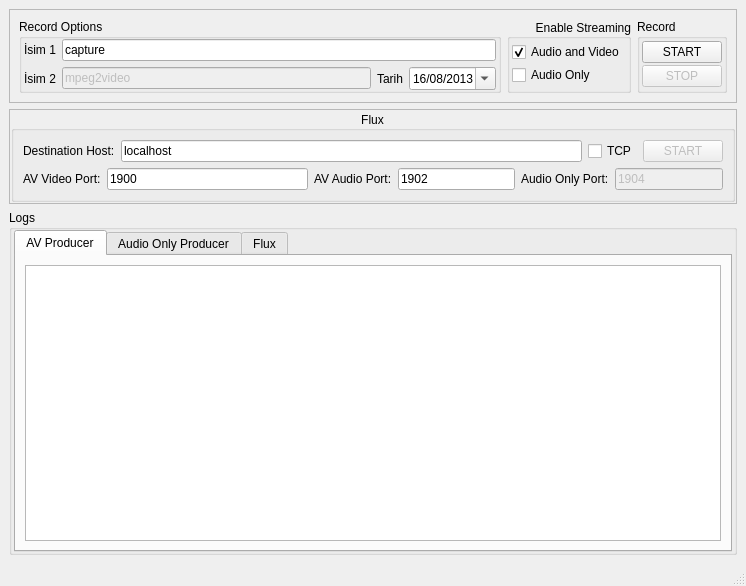
Old version of the form src/pipes.ui in the repository cgl/rendekar-gui.
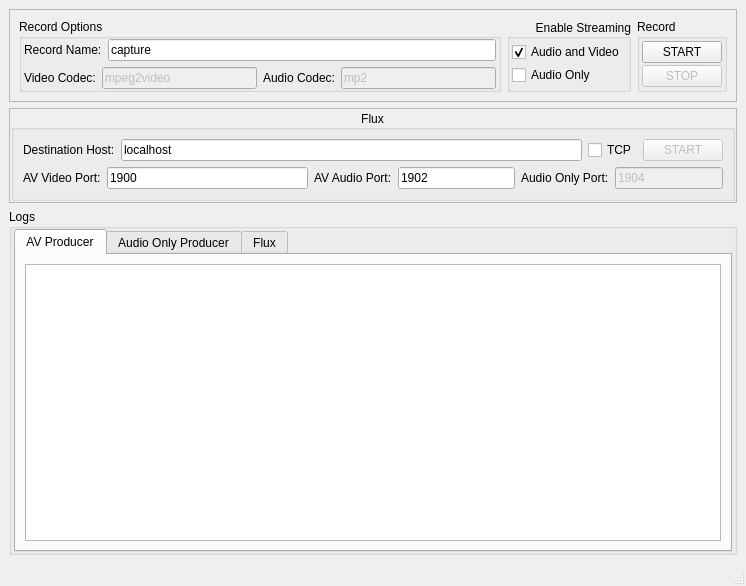
New version of the form.

What changed in the file:
```diff
--- a/src/pipes.ui
+++ b/src/pipes.ui
@@ -58,8 +58,8 @@
                 <verstretch>0</verstretch>
                </sizepolicy>
               </property>
-              <property name="text">
-               <string>İsim 1</string>
+              <property name="text" >
+               <string>Record Name:</string>
               </property>
              </widget>
             </item>
@@ -88,8 +88,8 @@
                 <verstretch>0</verstretch>
                </sizepolicy>
               </property>
-              <property name="text">
-               <string>İsim 2</string>
+              <property name="text" >
+               <string>Video Codec:</string>
               </property>
              </widget>
             </item>
@@ -104,26 +104,19 @@
              </widget>
             </item>
             <item>
-             <widget class="QLabel" name="label_4">
-              <property name="text">
-               <string>Tarih</string>
+             <widget class="QLabel" name="label_4" >
+              <property name="text" >
+               <string>Audio Codec:</string>
               </property>
              </widget>
             </item>
             <item>
-             <widget class="QDateEdit" name="dateEdit">
-              <property name="displayFormat">
-               <string>dd/MM/yyyy</string>
+             <widget class="QLineEdit" name="conf_record_audio_codec" >
+              <property name="enabled" >
+               <bool>false</bool>
               </property>
-              <property name="calendarPopup">
-               <bool>true</bool>
-              </property>
-              <property name="date">
-               <date>
-                <year>2013</year>
-                <month>8</month>
-                <day>16</day>
-               </date>
+              <property name="text" >
+               <string>mp2</string>
               </property>
              </widget>
             </item>
```
Left out of the diff: 320 changed lines with no effect on the pictures.
